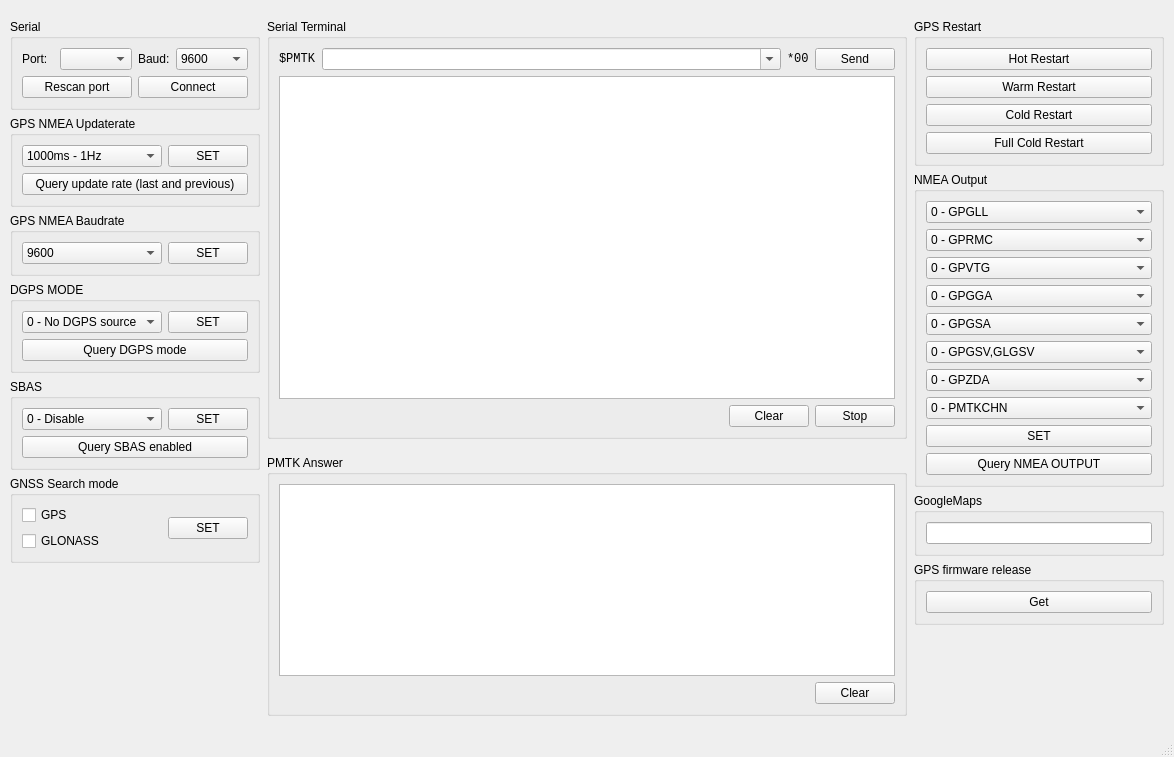
First picture: the form in GPS_resender/mainwindow.ui, repository DamianPodrazaCode/GPS_resender, before the edit.
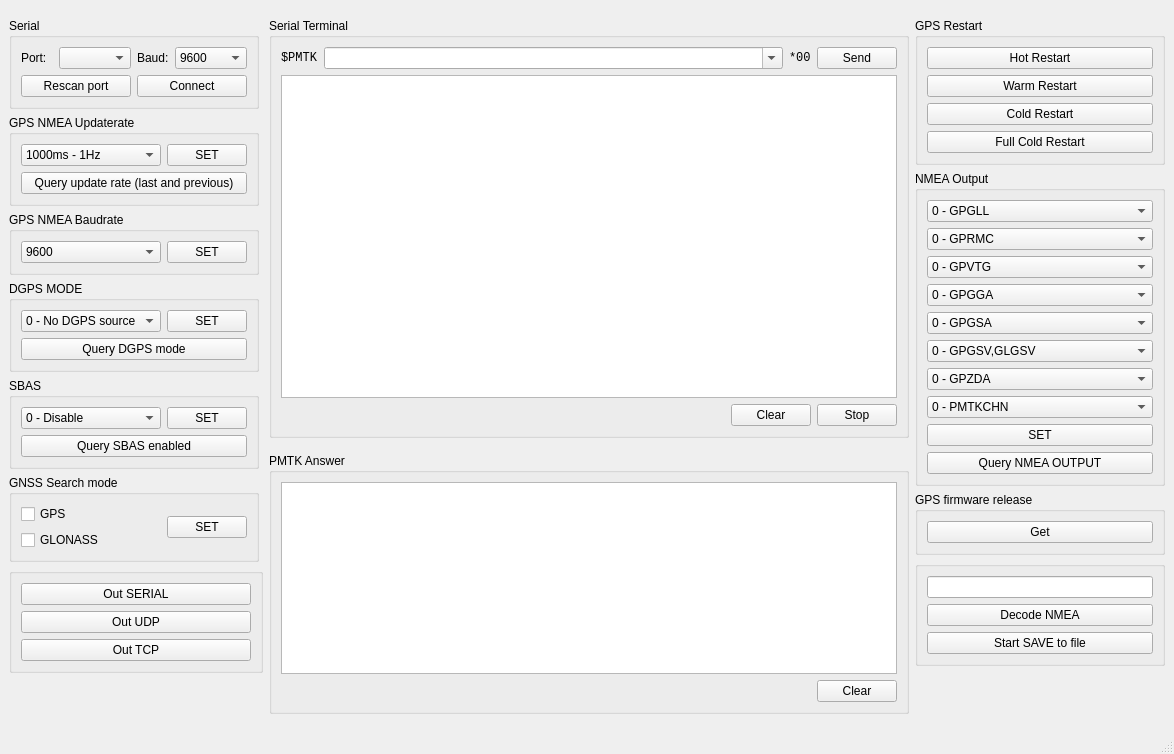
Second picture: the form after the edit.

Diff of the .ui file:
```diff
--- a/GPS_resender/mainwindow.ui
+++ b/GPS_resender/mainwindow.ui
@@ -7,7 +7,7 @@
     <x>0</x>
     <y>0</y>
     <width>1174</width>
-    <height>757</height>
+    <height>754</height>
    </rect>
   </property>
   <property name="sizePolicy">
@@ -450,6 +450,36 @@
         </layout>
        </widget>
       </item>
+      <item>
+       <widget class="QGroupBox" name="groupBox_13">
+        <property name="title">
+         <string/>
+        </property>
+        <layout class="QVBoxLayout" name="verticalLayout">
+         <item>
+          <widget class="QPushButton" name="bp_out_serial">
+           <property name="text">
+            <string>Out SERIAL</string>
+           </property>
+          </widget>
+         </item>
+         <item>
+          <widget class="QPushButton" name="pb_out_udp">
+           <property name="text">
+            <string>Out UDP</string>
+           </property>
+          </widget>
+         </item>
+         <item>
+          <widget class="QPushButton" name="pb_out_tcp">
+           <property name="text">
+            <string>Out TCP</string>
+           </property>
+          </widget>
+         </item>
+        </layout>
+       </widget>
+      </item>
       <item>
        <spacer name="verticalSpacer">
         <property name="orientation">
@@ -465,7 +495,7 @@
       </item>
      </layout>
     </item>
-    <item row="0" column="1">
+    <item row="0" column="2">
      <widget class="QGroupBox" name="groupBox_2">
       <property name="sizePolicy">
        <sizepolicy hsizetype="Fixed" vsizetype="Fixed">
@@ -595,7 +625,7 @@
       </layout>
      </widget>
     </item>
-    <item row="0" column="2" rowspan="2">
+    <item row="0" column="3" rowspan="2">
      <layout class="QVBoxLayout" name="verticalLayout_4">
       <item>
        <widget class="QGroupBox" name="groupBox_3">
@@ -957,34 +987,6 @@
         </layout>
        </widget>
       </item>
-      <item>
-       <widget class="QGroupBox" name="groupBox_12">
-        <property name="sizePolicy">
-         <sizepolicy hsizetype="Fixed" vsizetype="Preferred">
-          <horstretch>0</horstretch>
-          <verstretch>0</verstretch>
-         </sizepolicy>
-        </property>
-        <property name="minimumSize">
-         <size>
-          <width>250</width>
-          <height>0</height>
-         </size>
-        </property>
-        <property name="title">
-         <string>GoogleMaps</string>
-        </property>
-        <layout class="QGridLayout" name="gridLayout_13">
-         <item row="0" column="0">
-          <widget class="QLineEdit" name="le_googleMaps">
-           <property name="readOnly">
-            <bool>true</bool>
-           </property>
-          </widget>
-         </item>
-        </layout>
-       </widget>
-      </item>
       <item>
        <widget class="QGroupBox" name="groupBox_10">
         <property name="sizePolicy">
@@ -1013,6 +1015,48 @@
         </layout>
        </widget>
       </item>
+      <item>
+       <widget class="QGroupBox" name="groupBox_12">
+        <property name="sizePolicy">
+         <sizepolicy hsizetype="Fixed" vsizetype="Preferred">
+          <horstretch>0</horstretch>
+          <verstretch>0</verstretch>
+         </sizepolicy>
+        </property>
+        <property name="minimumSize">
+         <size>
+          <width>250</width>
+          <height>0</height>
+         </size>
+        </property>
+        <property name="title">
+         <string/>
+        </property>
+        <layout class="QGridLayout" name="gridLayout_13">
+         <item row="1" column="0">
+          <widget class="QPushButton" name="pb_decode_nmea">
+           <property name="text">
+            <string>Decode NMEA</string>
+           </property>
+          </widget>
+         </item>
+         <item row="0" column="0">
+          <widget class="QLineEdit" name="le_googleMaps">
+           <property name="readOnly">
+            <bool>true</bool>
+           </property>
+          </widget>
+         </item>
+         <item row="2" column="0">
+          <widget class="QPushButton" name="pb_start_save_to_file">
+           <property name="text">
+            <string>Start SAVE to file</string>
+           </property>
+          </widget>
+         </item>
+        </layout>
+       </widget>
+      </item>
       <item>
        <spacer name="verticalSpacer_2">
         <property name="orientation">
@@ -1028,7 +1072,7 @@
       </item>
      </layout>
     </item>
-    <item row="1" column="1">
+    <item row="1" column="2">
      <widget class="QGroupBox" name="groupBox_9">
       <property name="sizePolicy">
        <sizepolicy hsizetype="Fixed" vsizetype="Fixed">
```
